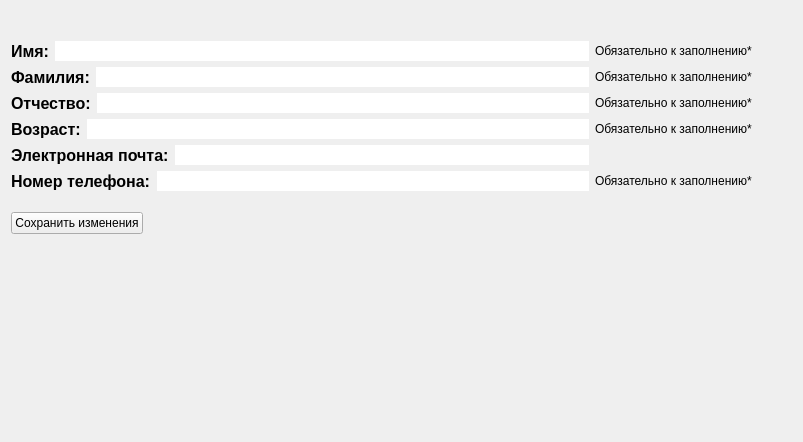
Before: the Qt Designer form ViewModels/MainApplicationViewModels/NestedViewModels/NestedCabinetViewModels/personaldataviewmodel.ui in SisAdminNsk/CarRentalQTClient, drawn with Qt 5.
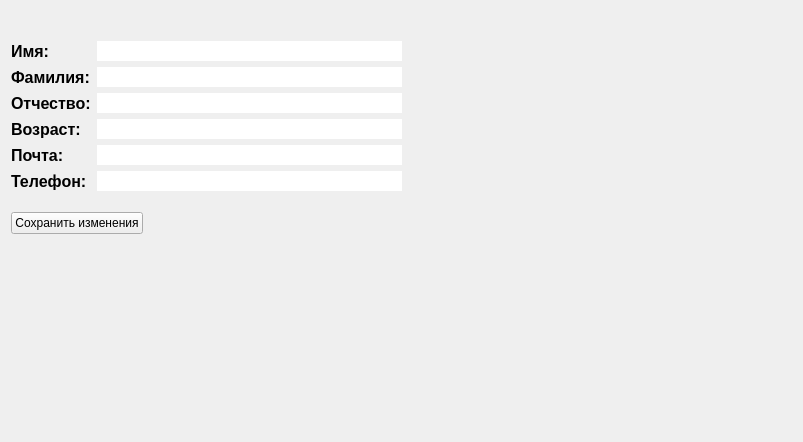
After: the same form once the commit is applied.

The edit to the form file:
```diff
--- a/ViewModels/MainApplicationViewModels/NestedViewModels/NestedCabinetViewModels/personaldataviewmodel.ui
+++ b/ViewModels/MainApplicationViewModels/NestedViewModels/NestedCabinetViewModels/personaldataviewmodel.ui
@@ -18,10 +18,118 @@
 background-color: rgb(246, 255, 212);
 }</string>
   </property>
-  <layout class="QGridLayout" name="gridLayout" columnstretch="10,0,0">
-   <item row="4" column="0">
-    <layout class="QHBoxLayout" name="horizontalLayout_4">
-     <item>
+  <layout class="QGridLayout" name="gridLayout" rowstretch="0,0,0,0,0,0,0" columnstretch="2,2">
+   <item row="1" column="0">
+    <layout class="QFormLayout" name="formLayout">
+     <item row="0" column="1">
+      <widget class="QLineEdit" name="nameEdit">
+       <property name="sizePolicy">
+        <sizepolicy hsizetype="Expanding" vsizetype="Fixed">
+         <horstretch>0</horstretch>
+         <verstretch>0</verstretch>
+        </sizepolicy>
+       </property>
+       <property name="styleSheet">
+        <string notr="true">QLineEdit {
+	border: 1.5px solid rgb(255,255,255);
+border-radius: 50px;
+}</string>
+       </property>
+       <property name="alignment">
+        <set>Qt::AlignLeading|Qt::AlignLeft|Qt::AlignVCenter</set>
+       </property>
+      </widget>
+     </item>
+     <item row="1" column="0">
+      <widget class="QLabel" name="label_3">
+       <property name="sizePolicy">
+        <sizepolicy hsizetype="Fixed" vsizetype="Preferred">
+         <horstretch>0</horstretch>
+         <verstretch>0</verstretch>
+        </sizepolicy>
+       </property>
+       <property name="styleSheet">
+        <string notr="true">QLabel{
+	font-size: 12pt;
+	font-weight: 600;
+}</string>
+       </property>
+       <property name="text">
+        <string>Фамилия:</string>
+       </property>
+      </widget>
+     </item>
+     <item row="1" column="1">
+      <widget class="QLineEdit" name="surnameEdit">
+       <property name="sizePolicy">
+        <sizepolicy hsizetype="Expanding" vsizetype="Fixed">
+         <horstretch>0</horstretch>
+         <verstretch>0</verstretch>
+        </sizepolicy>
+       </property>
+       <property name="styleSheet">
+        <string notr="true">QLineEdit {
+	border: 1.5px solid rgb(255,255,255);
+border-radius: 50px;
+}</string>
+       </property>
+      </widget>
+     </item>
+     <item row="0" column="0">
+      <widget class="QLabel" name="label_2">
+       <property name="sizePolicy">
+        <sizepolicy hsizetype="Fixed" vsizetype="Preferred">
+         <horstretch>0</horstretch>
+         <verstretch>0</verstretch>
+        </sizepolicy>
+       </property>
+       <property name="styleSheet">
+        <string notr="true">QLabel{
+	font-size: 12pt;
+	font-weight: 600;
+}</string>
+       </property>
+       <property name="text">
+        <string>Имя:</string>
+       </property>
+      </widget>
+     </item>
+     <item row="2" column="0">
+      <widget class="QLabel" name="label">
+       <property name="sizePolicy">
+        <sizepolicy hsizetype="Fixed" vsizetype="Preferred">
+         <horstretch>0</horstretch>
+         <verstretch>0</verstretch>
+        </sizepolicy>
+       </property>
+       <property name="styleSheet">
+        <string notr="true">QLabel{
+	font-size: 12pt;
+	font-weight: 600;
+}</string>
+       </property>
+       <property name="text">
+        <string>Отчество:</string>
+       </property>
+      </widget>
+     </item>
+     <item row="2" column="1">
+      <widget class="QLineEdit" name="patronymicEdit">
+       <property name="sizePolicy">
+        <sizepolicy hsizetype="Expanding" vsizetype="Fixed">
+         <horstretch>0</horstretch>
+         <verstretch>0</verstretch>
+        </sizepolicy>
+       </property>
+       <property name="styleSheet">
+        <string notr="true">QLineEdit {
+	border: 1.5px solid rgb(255,255,255);
+border-radius: 50px;
+}</string>
+       </property>
+      </widget>
+     </item>
+     <item row="3" column="0">
       <widget class="QLabel" name="label_4">
        <property name="sizePolicy">
         <sizepolicy hsizetype="Fixed" vsizetype="Preferred">
@@ -40,7 +148,7 @@
        </property>
       </widget>
      </item>
-     <item>
+     <item row="3" column="1">
       <widget class="QLineEdit" name="ageEdit">
        <property name="sizePolicy">
         <sizepolicy hsizetype="Expanding" vsizetype="Fixed">
@@ -56,40 +164,42 @@
        </property>
       </widget>
      </item>
-    </layout>
-   </item>
-   <item row="3" column="1">
-    <widget class="QLabel" name="patronymicClue">
-     <property name="sizePolicy">
-      <sizepolicy hsizetype="Fixed" vsizetype="Preferred">
-       <horstretch>0</horstretch>
-       <verstretch>0</verstretch>
-      </sizepolicy>
-     </property>
-     <property name="text">
-      <string>Обязательно к заполнению*</string>
-     </property>
-    </widget>
-   </item>
-   <item row="7" column="0">
-    <spacer name="verticalSpacer_2">
-     <property name="orientation">
-      <enum>Qt::Vertical</enum>
-     </property>
-     <property name="sizeType">
-      <enum>QSizePolicy::Fixed</enum>
-     </property>
-     <property name="sizeHint" stdset="0">
-      <size>
-       <width>20</width>
-       <height>15</height>
-      </size>
-     </property>
-    </spacer>
-   </item>
-   <item row="6" column="0">
-    <layout class="QHBoxLayout" name="horizontalLayout_6">
-     <item>
+     <item row="4" column="0">
+      <widget class="QLabel" name="label_5">
+       <property name="sizePolicy">
+        <sizepolicy hsizetype="Fixed" vsizetype="Preferred">
+         <horstretch>0</horstretch>
+         <verstretch>0</verstretch>
+        </sizepolicy>
+       </property>
+       <property name="styleSheet">
+        <string notr="true">QLabel{
+	font-size: 12pt;
+	font-weight: 600;
+}</string>
+       </property>
+       <property name="text">
+        <string>Почта:</string>
+       </property>
+      </widget>
+     </item>
+     <item row="4" column="1">
+      <widget class="QLineEdit" name="emailEdit">
+       <property name="sizePolicy">
+        <sizepolicy hsizetype="Expanding" vsizetype="Fixed">
+         <horstretch>0</horstretch>
+         <verstretch>0</verstretch>
+        </sizepolicy>
+       </property>
+       <property name="styleSheet">
+        <string notr="true">QLineEdit {
+	border: 1.5px solid rgb(255,255,255);
+border-radius: 50px;
+}</string>
+       </property>
+      </widget>
+     </item>
+     <item row="5" column="0">
       <widget class="QLabel" name="label_6">
        <property name="sizePolicy">
         <sizepolicy hsizetype="Fixed" vsizetype="Preferred">
@@ -104,11 +214,11 @@
 }</string>
        </property>
        <property name="text">
-        <string>Номер телефона:</string>
+        <string>Телефон:</string>
        </property>
       </widget>
      </item>
-     <item>
+     <item row="5" column="1">
       <widget class="QLineEdit" name="phoneEdit">
        <property name="sizePolicy">
         <sizepolicy hsizetype="Ignored" vsizetype="Fixed">
@@ -126,172 +236,6 @@
      </item>
     </layout>
    </item>
-   <item row="1" column="1">
-    <widget class="QLabel" name="nameClue">
-     <property name="sizePolicy">
-      <sizepolicy hsizetype="Fixed" vsizetype="Preferred">
-       <horstretch>0</horstretch>
-       <verstretch>0</verstretch>
-      </sizepolicy>
-     </property>
-     <property name="text">
-      <string>Обязательно к заполнению*</string>
-     </property>
-    </widget>
-   </item>
-   <item row="2" column="0">
-    <layout class="QHBoxLayout" name="horizontalLayout_3">
-     <item>
-      <widget class="QLabel" name="label_3">
-       <property name="sizePolicy">
-        <sizepolicy hsizetype="Fixed" vsizetype="Preferred">
-         <horstretch>0</horstretch>
-         <verstretch>0</verstretch>
-        </sizepolicy>
-       </property>
-       <property name="styleSheet">
-        <string notr="true">QLabel{
-	font-size: 12pt;
-	font-weight: 600;
-}</string>
-       </property>
-       <property name="text">
-        <string>Фамилия:</string>
-       </property>
-      </widget>
-     </item>
-     <item>
-      <widget class="QLineEdit" name="surnameEdit">
-       <property name="sizePolicy">
-        <sizepolicy hsizetype="Expanding" vsizetype="Fixed">
-         <horstretch>0</horstretch>
-         <verstretch>0</verstretch>
-        </sizepolicy>
-       </property>
-       <property name="styleSheet">
-        <string notr="true">QLineEdit {
-	border: 1.5px solid rgb(255,255,255);
-border-radius: 50px;
-}</string>
-       </property>
-      </widget>
-     </item>
-    </layout>
-   </item>
-   <item row="6" column="1">
-    <widget class="QLabel" name="phoneClue">
-     <property name="sizePolicy">
-      <sizepolicy hsizetype="Fixed" vsizetype="Preferred">
-       <horstretch>0</horstretch>
-       <verstretch>0</verstretch>
-      </sizepolicy>
-     </property>
-     <property name="text">
-      <string>Обязательно к заполнению*</string>
-     </property>
-    </widget>
-   </item>
-   <item row="1" column="0">
-    <layout class="QVBoxLayout" name="verticalLayout">
-     <item>
-      <layout class="QHBoxLayout" name="horizontalLayout_2">
-       <item>
-        <widget class="QLabel" name="label_2">
-         <property name="sizePolicy">
-          <sizepolicy hsizetype="Fixed" vsizetype="Preferred">
-           <horstretch>0</horstretch>
-           <verstretch>0</verstretch>
-          </sizepolicy>
-         </property>
-         <property name="styleSheet">
-          <string notr="true">QLabel{
-	font-size: 12pt;
-	font-weight: 600;
-}</string>
-         </property>
-         <property name="text">
-          <string>Имя:</string>
-         </property>
-        </widget>
-       </item>
-       <item>
-        <widget class="QLineEdit" name="nameEdit">
-         <property name="sizePolicy">
-          <sizepolicy hsizetype="Expanding" vsizetype="Fixed">
-           <horstretch>0</horstretch>
-           <verstretch>0</verstretch>
-          </sizepolicy>
-         </property>
-         <property name="styleSheet">
-          <string notr="true">QLineEdit {
-	border: 1.5px solid rgb(255,255,255);
-border-radius: 50px;
-}</string>
-         </property>
-         <property name="alignment">
-          <set>Qt::AlignLeading|Qt::AlignLeft|Qt::AlignVCenter</set>
-         </property>
-        </widget>
-       </item>
-      </layout>
-     </item>
-    </layout>
-   </item>
-   <item row="8" column="0">
-    <widget class="QPushButton" name="saveChangesButton">
-     <property name="sizePolicy">
-      <sizepolicy hsizetype="Fixed" vsizetype="Fixed">
-       <horstretch>0</horstretch>
-       <verstretch>0</verstretch>
-      </sizepolicy>
-     </property>
-     <property name="text">
-      <string>Сохранить изменения</string>
-     </property>
-    </widget>
-   </item>
-   <item row="2" column="1">
-    <widget class="QLabel" name="surnameClue">
-     <property name="sizePolicy">
-      <sizepolicy hsizetype="Fixed" vsizetype="Preferred">
-       <horstretch>0</horstretch>
-       <verstretch>0</verstretch>
-      </sizepolicy>
-     </property>
-     <property name="text">
-      <string>Обязательно к заполнению*</string>
-     </property>
-    </widget>
-   </item>
-   <item row="3" column="2">
-    <spacer name="horizontalSpacer">
-     <property name="orientation">
-      <enum>Qt::Horizontal</enum>
-     </property>
-     <property name="sizeType">
-      <enum>QSizePolicy::Expanding</enum>
-     </property>
-     <property name="sizeHint" stdset="0">
-      <size>
-       <width>40</width>
-       <height>20</height>
-      </size>
-     </property>
-    </spacer>
-   </item>
-   <item row="11" column="0">
-    <spacer name="verticalSpacer">
-     <property name="orientation">
-      <enum>Qt::Vertical</enum>
-     </property>
-     <property name="sizeHint" stdset="0">
-      <size>
-       <width>20</width>
-       <height>40</height>
-      </size>
-     </property>
-    </spacer>
-   </item>
    <item row="0" column="0">
     <spacer name="verticalSpacer_3">
      <property name="orientation">
@@ -308,46 +252,7 @@
      </property>
     </spacer>
    </item>
-   <item row="3" column="0">
-    <layout class="QHBoxLayout" name="horizontalLayout_7">
-     <item>
-      <widget class="QLabel" name="label">
-       <property name="sizePolicy">
-        <sizepolicy hsizetype="Fixed" vsizetype="Preferred">
-         <horstretch>0</horstretch>
-         <verstretch>0</verstretch>
-        </sizepolicy>
-       </property>
-       <property name="styleSheet">
-        <string notr="true">QLabel{
-	font-size: 12pt;
-	font-weight: 600;
-}</string>
-       </property>
-       <property name="text">
-        <string>Отчество:</string>
-       </property>
-      </widget>
-     </item>
-     <item>
-      <widget class="QLineEdit" name="patronymicEdit">
-       <property name="sizePolicy">
-        <sizepolicy hsizetype="Expanding" vsizetype="Fixed">
-         <horstretch>0</horstretch>
-         <verstretch>0</verstretch>
-        </sizepolicy>
-       </property>
-       <property name="styleSheet">
-        <string notr="true">QLineEdit {
-	border: 1.5px solid rgb(255,255,255);
-border-radius: 50px;
-}</string>
-       </property>
-      </widget>
-     </item>
-    </layout>
-   </item>
-   <item row="9" column="0">
+   <item row="4" column="0">
     <layout class="QHBoxLayout" name="loadingLayout">
      <item>
       <widget class="QLabel" name="loadingMessage">
@@ -371,57 +276,60 @@
      </item>
     </layout>
    </item>
-   <item row="4" column="1">
-    <widget class="QLabel" name="ageClue">
+   <item row="2" column="0">
+    <spacer name="verticalSpacer_2">
+     <property name="orientation">
+      <enum>Qt::Vertical</enum>
+     </property>
+     <property name="sizeType">
+      <enum>QSizePolicy::Fixed</enum>
+     </property>
+     <property name="sizeHint" stdset="0">
+      <size>
+       <width>20</width>
+       <height>15</height>
+      </size>
+     </property>
+    </spacer>
+   </item>
+   <item row="6" column="0">
+    <spacer name="verticalSpacer">
+     <property name="orientation">
+      <enum>Qt::Vertical</enum>
+     </property>
+     <property name="sizeHint" stdset="0">
+      <size>
+       <width>20</width>
+       <height>40</height>
+      </size>
+     </property>
+    </spacer>
+   </item>
+   <item row="3" column="0">
+    <widget class="QPushButton" name="saveChangesButton">
      <property name="sizePolicy">
-      <sizepolicy hsizetype="Fixed" vsizetype="Preferred">
+      <sizepolicy hsizetype="Fixed" vsizetype="Fixed">
        <horstretch>0</horstretch>
        <verstretch>0</verstretch>
       </sizepolicy>
      </property>
      <property name="text">
-      <string>Обязательно к заполнению*</string>
+      <string>Сохранить изменения</string>
      </property>
     </widget>
    </item>
-   <item row="5" column="0">
-    <layout class="QHBoxLayout" name="horizontalLayout_5">
-     <item>
-      <widget class="QLabel" name="label_5">
-       <property name="sizePolicy">
-        <sizepolicy hsizetype="Fixed" vsizetype="Preferred">
-         <horstretch>0</horstretch>
-         <verstretch>0</verstretch>
-        </sizepolicy>
-       </property>
-       <property name="styleSheet">
-        <string notr="true">QLabel{
-	font-size: 12pt;
-	font-weight: 600;
-}</string>
-       </property>
-       <property name="text">
-        <string>Электронная почта:</string>
-       </property>
-      </widget>
-     </item>
-     <item>
-      <widget class="QLineEdit" name="emailEdit">
-       <property name="sizePolicy">
-        <sizepolicy hsizetype="Expanding" vsizetype="Fixed">
-         <horstretch>0</horstretch>
-         <verstretch>0</verstretch>
-        </sizepolicy>
-       </property>
-       <property name="styleSheet">
-        <string notr="true">QLineEdit {
-	border: 1.5px solid rgb(255,255,255);
-border-radius: 50px;
-}</string>
-       </property>
-      </widget>
-     </item>
-    </layout>
+   <item row="1" column="1">
+    <spacer name="horizontalSpacer">
+     <property name="orientation">
+      <enum>Qt::Horizontal</enum>
+     </property>
+     <property name="sizeHint" stdset="0">
+      <size>
+       <width>40</width>
+       <height>20</height>
+      </size>
+     </property>
+    </spacer>
    </item>
   </layout>
  </widget>
```
